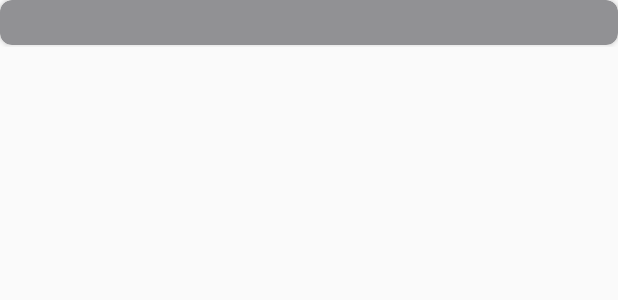
After one commit to agjaeger/mobile-apps-final, an Android app: the layout actionrow_fragment.xml on its own in the app's theme, with its tools: preview values and no code run, on a phone screen of 412 x 824 dp. The commit adds this screen. Shown: the top 300 px of the screen. Run offline under Robolectric (Android 15) with nearby library versions, the light colour scheme and no system bars.

Commit message:
abstracted the fragments, each row is a fragment now

```diff
--- a/idlegame/app/src/main/java/com/ualr/idlegame/fragments/TabFragmentPager.java
+++ b/idlegame/app/src/main/java/com/ualr/idlegame/fragments/TabFragmentPager.java
@@ -3,6 +3,11 @@ package com.ualr.idlegame.fragments;
 import androidx.fragment.app.Fragment;
 import androidx.fragment.app.FragmentManager;
 import androidx.fragment.app.FragmentStatePagerAdapter;
+
+import com.ualr.idlegame.fragments.tabs.ArmyTabFragment;
+import com.ualr.idlegame.fragments.tabs.MapTabFragment;
+import com.ualr.idlegame.fragments.tabs.RecruitTabFragment;
+import com.ualr.idlegame.fragments.tabs.UpgradesTabFragment;
 
 public class TabFragmentPager extends FragmentStatePagerAdapter {
 
--- a/idlegame/app/src/main/java/com/ualr/idlegame/fragments/UpgradesTabFragment.java
+++ b/idlegame/app/src/main/java/com/ualr/idlegame/fragments/tabs/ArmyTabFragment.java
@@ -1,4 +1,4 @@
-package com.ualr.idlegame.fragments;
+package com.ualr.idlegame.fragments.tabs;
 
 import android.os.Bundle;
 import android.view.LayoutInflater;
@@ -9,10 +9,10 @@ import androidx.fragment.app.Fragment;
 
 import com.ualr.idlegame.R;
 
-public class UpgradesTabFragment extends Fragment {
+public class ArmyTabFragment extends Fragment {
 
     @Override
     public View onCreateView(LayoutInflater inflater, ViewGroup container, Bundle savedInstanceState) {
-        return inflater.inflate(R.layout.tab_upgrades_fragment, container, false);
+        return inflater.inflate(R.layout.tab_army_fragment, container, false);
     }
 }
--- a/idlegame/app/src/main/java/com/ualr/idlegame/fragments/ArmyTabFragment.java
+++ b/idlegame/app/src/main/java/com/ualr/idlegame/fragments/tabs/MapTabFragment.java
@@ -1,4 +1,4 @@
-package com.ualr.idlegame.fragments;
+package com.ualr.idlegame.fragments.tabs;
 
 import android.os.Bundle;
 import android.view.LayoutInflater;
@@ -9,10 +9,10 @@ import androidx.fragment.app.Fragment;
 
 import com.ualr.idlegame.R;
 
-public class ArmyTabFragment extends Fragment {
+public class MapTabFragment extends Fragment {
 
     @Override
     public View onCreateView(LayoutInflater inflater, ViewGroup container, Bundle savedInstanceState) {
-        return inflater.inflate(R.layout.tab_army_fragment, container, false);
+        return inflater.inflate(R.layout.tab_map_fragment, container, false);
     }
 }
--- /dev/null
+++ b/idlegame/app/src/main/res/layout/actionrow_fragment.xml
@@ -0,0 +1,20 @@
+<?xml version="1.0" encoding="utf-8"?>
+<androidx.constraintlayout.widget.ConstraintLayout xmlns:android="http://schemas.android.com/apk/res/android"
+    xmlns:app="http://schemas.android.com/apk/res-auto"
+    xmlns:tools="http://schemas.android.com/tools"
+    android:id="@+id/constraintLayout"
+    android:layout_width="match_parent"
+    android:layout_height="wrap_content"
+    android:orientation="vertical">
+
+    <androidx.cardview.widget.CardView
+        android:id="@+id/cardView"
+        android:layout_width="match_parent"
+        android:layout_height="30dp"
+        android:layout_marginBottom="1dp"
+        android:backgroundTint="#919194"
+        app:cardCornerRadius="8dp"
+        app:layout_constraintBottom_toBottomOf="parent"
+        app:layout_constraintStart_toStartOf="parent"
+        app:layout_constraintTop_toTopOf="parent" />
+</androidx.constraintlayout.widget.ConstraintLayout>
```
Also changed, not shown: idlegame/app/src/main/java/com/ualr/idlegame/fragments/ActionRowFragment.java (renamed from idlegame/app/src/main/java/com/ualr/idlegame/fragments/MapTabFragment.java, +6 -2 lines), idlegame/app/src/main/java/com/ualr/idlegame/fragments/tabs/RecruitTabFragment.java (added, +47 -0 lines), idlegame/app/src/main/java/com/ualr/idlegame/fragments/tabs/UpgradesTabFragment.java (renamed from idlegame/app/src/main/java/com/ualr/idlegame/fragments/RecruitTabFragment.java, +5 -4 lines), idlegame/app/src/main/res/layout/tab_recruit_fragment.xml (+5 -7 lines).
